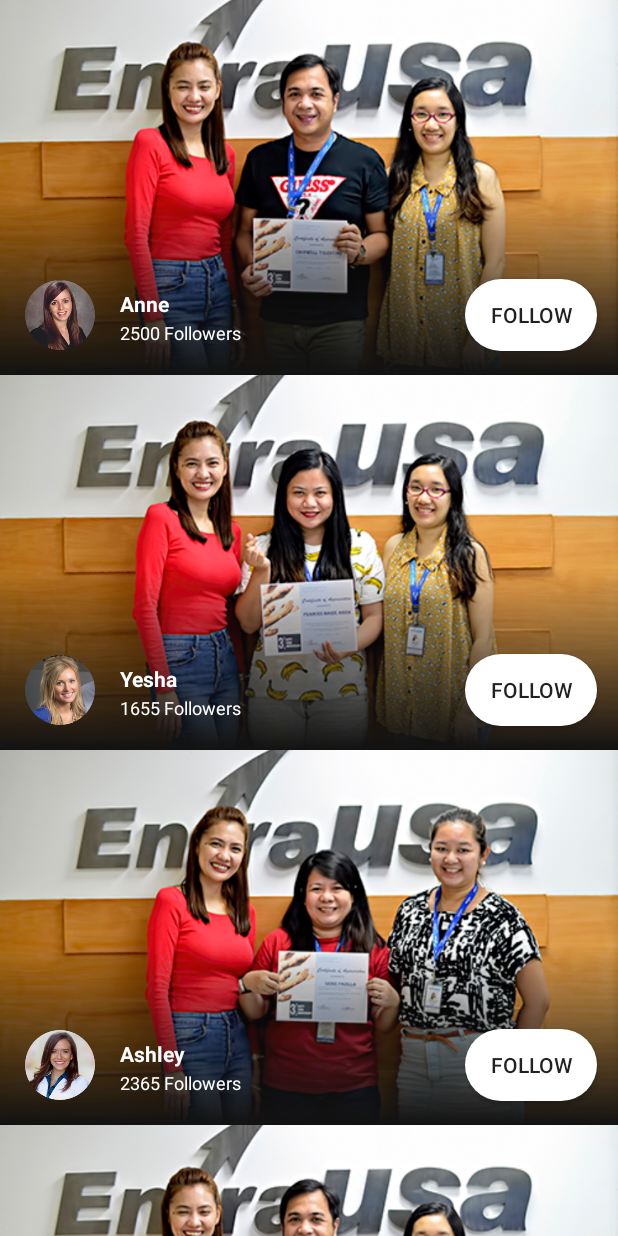
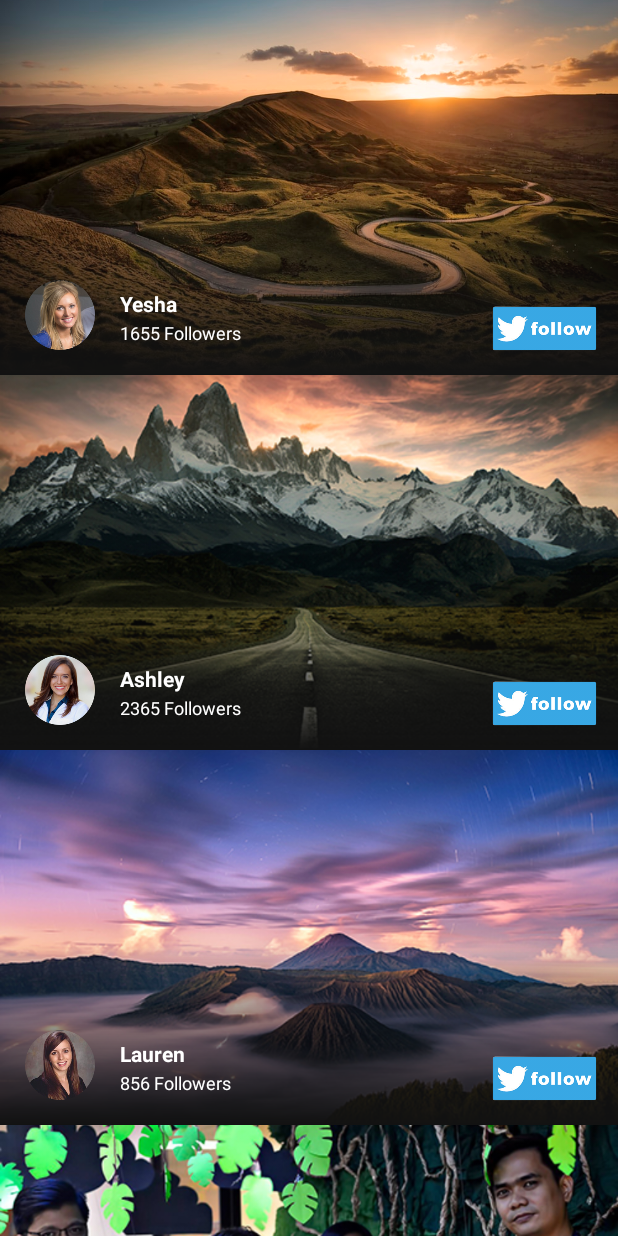
Before and after one commit to CyberAsero/ListCards, an Android app: the screen it shows after launch (MainActivity), on a phone screen of 412 x 824 dp. Run offline under Robolectric (Android 15) with nearby library versions, the phone set to English and light mode, and no system bars.

Commit message:
Adding images

```diff
--- a/app/src/main/java/com/enfrausa/listcards/MainActivity.java
+++ b/app/src/main/java/com/enfrausa/listcards/MainActivity.java
@@ -27,18 +27,21 @@ public class MainActivity extends AppCompatActivity {
         RecyclerView recyclerView = findViewById(R.id.rv_list);
         List<item> mlist = new ArrayList<>();
 
-        mlist.add(new item(R.drawable.for_profile_a,"Anne",R.drawable.profile_a,2500));
-        mlist.add(new item(R.drawable.for_profile_b,"Yesha",R.drawable.profile_b,1655));
-        mlist.add(new item(R.drawable.for_profile_c,"Ashley",R.drawable.profile_c,2365));
-        mlist.add(new item(R.drawable.for_profile_a,"Lauren",R.drawable.profile_a,856));
-        mlist.add(new item(R.drawable.for_profile_b,"Gia",R.drawable.profile_b,1487));
-        mlist.add(new item(R.drawable.for_profile_c,"Heather",R.drawable.profile_c,2986));
-        mlist.add(new item(R.drawable.for_profile_a,"Naomi",R.drawable.profile_a,2500));
-        mlist.add(new item(R.drawable.for_profile_b,"Anne",R.drawable.profile_b,2500));
-        mlist.add(new item(R.drawable.for_profile_c,"Kiesha",R.drawable.profile_c,2500));
-        mlist.add(new item(R.drawable.for_profile_a,"Lea",R.drawable.profile_a,2500));
-        mlist.add(new item(R.drawable.for_profile_b,"Andrea",R.drawable.profile_b,2500));
-        mlist.add(new item(R.drawable.for_profile_c,"Jose",R.drawable.profile_c,2500));
+        mlist.add(new item(R.drawable.ls_a,"Yesha",R.drawable.profile_b,1655));
+        mlist.add(new item(R.drawable.ls_b,"Ashley",R.drawable.profile_c,2365));
+        mlist.add(new item(R.drawable.ls_c,"Lauren",R.drawable.profile_a,856));
+        mlist.add(new item(R.drawable.ls_d,"Yesha",R.drawable.profile_b,1655));
+        mlist.add(new item(R.drawable.ls_e,"Ashley",R.drawable.profile_c,2365));
+        mlist.add(new item(R.drawable.ls_f,"Lauren",R.drawable.profile_a,856));
+        mlist.add(new item(R.drawable.ls_g,"Yesha",R.drawable.profile_b,1655));
+        mlist.add(new item(R.drawable.ls_a,"Yesha",R.drawable.profile_b,1655));
+        mlist.add(new item(R.drawable.ls_b,"Ashley",R.drawable.profile_c,2365));
+        mlist.add(new item(R.drawable.ls_c,"Lauren",R.drawable.profile_a,856));
+        mlist.add(new item(R.drawable.ls_d,"Yesha",R.drawable.profile_b,1655));
+        mlist.add(new item(R.drawable.ls_e,"Ashley",R.drawable.profile_c,2365));
+        mlist.add(new item(R.drawable.ls_f,"Lauren",R.drawable.profile_a,856));
+        mlist.add(new item(R.drawable.ls_g,"Yesha",R.drawable.profile_b,1655));
+
 
         Adapter adapter = new Adapter(this, mlist);
 
--- a/app/src/main/res/layout/card_item.xml
+++ b/app/src/main/res/layout/card_item.xml
@@ -17,19 +17,6 @@
         app:layout_constraintStart_toStartOf="parent"
         app:layout_constraintTop_toTopOf="parent"
         android:background="#fcfcfc" />
-
-    <Button
-        android:id="@+id/btn_follow"
-        android:layout_width="wrap_content"
-        android:layout_height="wrap_content"
-        android:layout_marginEnd="14dp"
-        android:layout_marginRight="14dp"
-        android:layout_marginBottom="16dp"
-        android:background="@drawable/btn_follow_style"
-        android:text="Follow"
-        android:textSize="14sp"
-        app:layout_constraintBottom_toBottomOf="parent"
-        app:layout_constraintEnd_toEndOf="parent" />
 
     <ImageView
         android:id="@+id/imageView"
@@ -77,4 +64,15 @@
         app:layout_constraintStart_toEndOf="@+id/profile_img"
         app:layout_constraintTop_toBottomOf="@+id/card_title" />
 
+    <ImageView
+        android:id="@+id/imageView2"
+        android:layout_width="70dp"
+        android:layout_height="30dp"
+        android:layout_marginEnd="14dp"
+        android:layout_marginRight="14dp"
+        android:layout_marginBottom="16dp"
+        app:layout_constraintBottom_toBottomOf="parent"
+        app:layout_constraintEnd_toEndOf="parent"
+        app:srcCompat="@drawable/twitter_follow_button" />
+
 </android.support.constraint.ConstraintLayout>
```
Also changed, not shown: app/src/main/res/drawable-v24/ls_a.jpg (added), app/src/main/res/drawable-v24/ls_b.jpg (added), app/src/main/res/drawable-v24/ls_c.jpg (added), app/src/main/res/drawable-v24/ls_d.jpg (added), app/src/main/res/drawable-v24/ls_e.jpg (added), app/src/main/res/drawable-v24/ls_f.jpg (added), app/src/main/res/drawable-v24/ls_g.jpg (added), app/src/main/res/drawable/twitter_follow_button.png (added).
